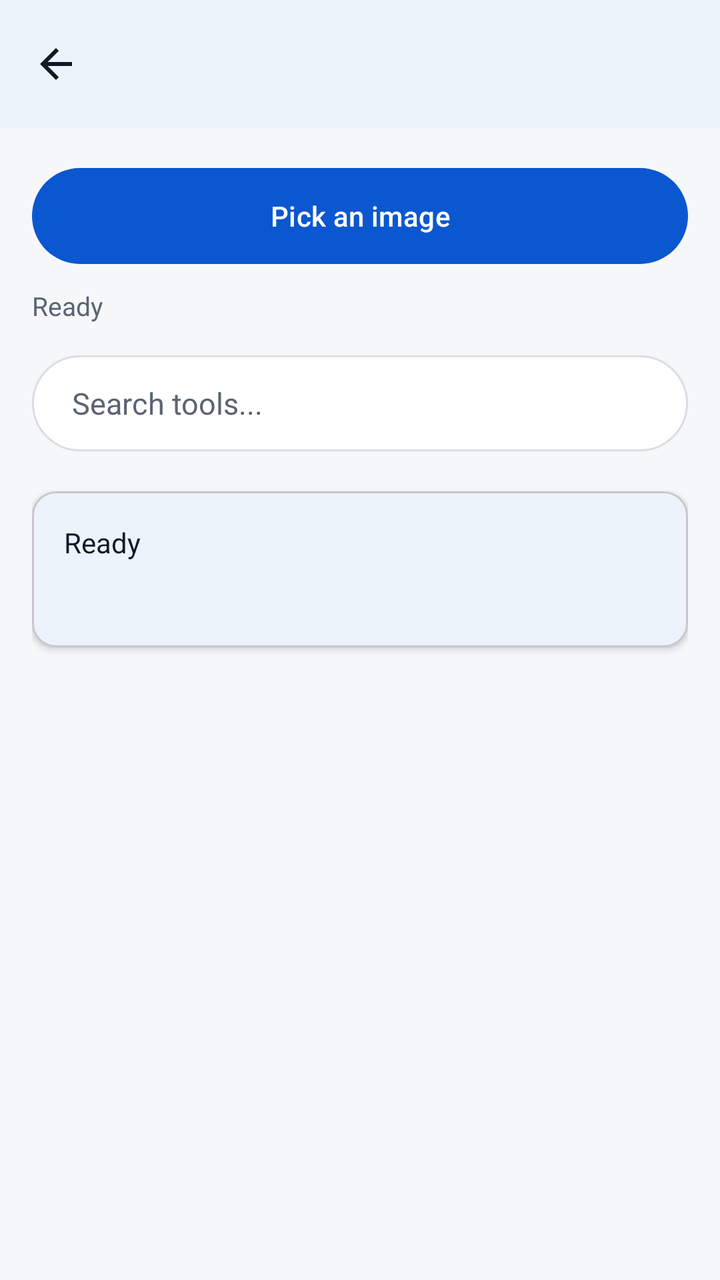
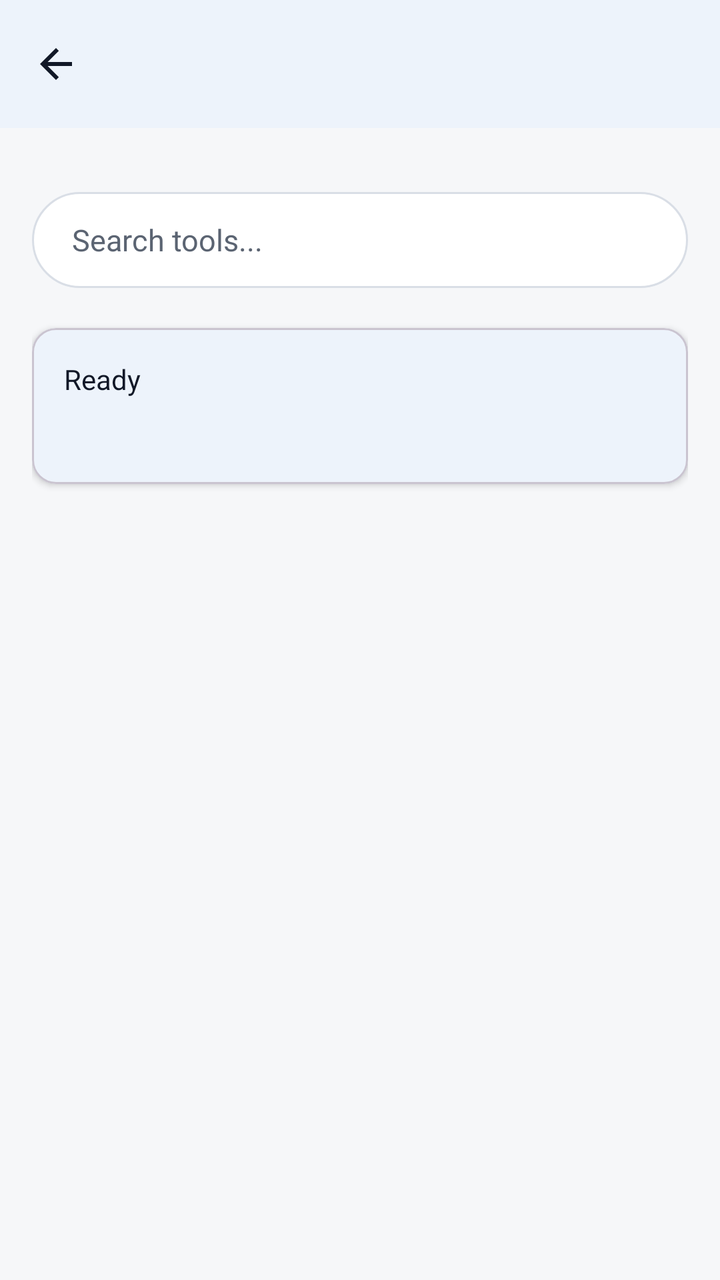

An Android layout rendered at two revisions. The XML below is the earlier revision; the diff shows what the commit changed to produce the second picture.
<!-- AndroidManifest.xml: application theme Theme.Hakunaa -->
<!-- res/layout/activity_image_compress.xml -->
<?xml version="1.0" encoding="utf-8"?>
<LinearLayout xmlns:android="http://schemas.android.com/apk/res/android"
    xmlns:app="http://schemas.android.com/apk/res-auto"
    android:layout_width="match_parent"
    android:layout_height="match_parent"
    android:background="@color/hakunaa_background"
    android:orientation="vertical">

    <com.google.android.material.appbar.MaterialToolbar
        android:id="@+id/toolbar"
        android:layout_width="match_parent"
        android:layout_height="wrap_content"
        android:background="@color/hakunaa_surface"
        android:elevation="2dp"
        android:title="Image Tools"
        android:titleTextColor="@color/hakunaa_text"
        app:navigationIcon="@drawable/ic_arrow_back" />

    <ScrollView
        android:layout_width="match_parent"
        android:layout_height="match_parent"
        android:padding="16dp">

        <LinearLayout
            android:layout_width="match_parent"
            android:layout_height="wrap_content"
            android:orientation="vertical">

            <com.google.android.material.button.MaterialButton
                android:id="@+id/btnPickImage"
                android:layout_width="match_parent"
                android:layout_height="56dp"
                android:text="@string/pick_image" />

            <TextView
                android:id="@+id/tvFile"
                android:layout_width="wrap_content"
                android:layout_height="wrap_content"
                android:layout_marginTop="8dp"
                android:text="@string/ready"
                android:textColor="@color/hakunaa_text_secondary"
                android:textSize="13sp" />

            <EditText
                android:id="@+id/etSearch"
                android:layout_width="match_parent"
                android:layout_height="48dp"
                android:layout_marginTop="16dp"
                android:background="@drawable/bg_search"
                android:hint="Search tools..."
                android:imeOptions="actionSearch"
                android:inputType="text"
                android:paddingStart="20dp"
                android:paddingEnd="20dp"
                android:textColor="@color/hakunaa_text"
                android:textColorHint="@color/hakunaa_text_secondary"
                android:textSize="15sp" />

            
            <LinearLayout
                android:id="@+id/toolsContainer"
                android:layout_width="match_parent"
                android:layout_height="wrap_content"
                android:layout_marginTop="8dp"
                android:orientation="vertical" />

            <com.google.android.material.card.MaterialCardView
                android:layout_width="match_parent"
                android:layout_height="wrap_content"
                android:layout_marginTop="12dp"
                android:layout_marginBottom="8dp"
                app:cardCornerRadius="12dp"
                app:cardElevation="2dp">

                <LinearLayout
                    android:layout_width="match_parent"
                    android:layout_height="wrap_content"
                    android:orientation="vertical"
                    android:padding="16dp">

                    <TextView
                        android:id="@+id/tvStatus"
                        android:layout_width="wrap_content"
                        android:layout_height="wrap_content"
                        android:text="@string/ready"
                        android:textColor="@color/hakunaa_text"
                        android:textSize="14sp" />

                    <TextView
                        android:id="@+id/tvResult"
                        android:layout_width="wrap_content"
                        android:layout_height="wrap_content"
                        android:layout_marginTop="8dp"
                        android:textColor="@color/hakunaa_success"
                        android:textSize="14sp" />
                </LinearLayout>
            </com.google.android.material.card.MaterialCardView>
        </LinearLayout>
    </ScrollView>
</LinearLayout>
<!-- resources referenced by this layout -->
<resources>
  <color name="hakunaa_background">#F6F7F9</color>
  <color name="hakunaa_success">#137333</color>
  <color name="hakunaa_surface">#FFFFFF</color>
  <color name="hakunaa_text">#111827</color>
  <color name="hakunaa_text_secondary">#5B6472</color>
  <!-- drawable bg_search (drawable) -->
  <?xml version="1.0" encoding="utf-8"?>
  <shape xmlns:android="http://schemas.android.com/apk/res/android"
      android:shape="rectangle">
      <solid android:color="#FFFFFF" />
      <stroke
          android:width="1dp"
          android:color="#D9DEE6" />
      <corners android:radius="24dp" />
  </shape>
  <!-- drawable ic_arrow_back (drawable) -->
  <vector xmlns:android="http://schemas.android.com/apk/res/android"
      android:width="24dp"
      android:height="24dp"
      android:viewportWidth="24"
      android:viewportHeight="24"
      android:tint="#111827">
      <path
          android:fillColor="#FF000000"
          android:pathData="M20,11H7.83l5.59,-5.59L12,4l-8,8 8,8 1.41,-1.41L7.83,13H20v-2z" />
  </vector>
  <string name="pick_image">Pick an image</string>
  <string name="ready">Ready</string>
  <style name="Theme.Hakunaa" parent="Theme.Material3.Light.NoActionBar">
          <item name="colorPrimary">@color/hakunaa_primary</item>
          <item name="colorPrimaryDark">@color/hakunaa_primary_dark</item>
          <item name="colorOnPrimary">@color/hakunaa_on_primary</item>
          <item name="android:windowBackground">@color/hakunaa_background</item>
          <item name="colorSurface">@color/hakunaa_surface</item>
          <item name="android:textColorPrimary">@color/hakunaa_text</item>
          <item name="android:textColorSecondary">@color/hakunaa_text_secondary</item>
      </style>
  <color name="hakunaa_primary">#0B57D0</color>
  <color name="hakunaa_primary_dark">#0842A0</color>
  <color name="hakunaa_on_primary">#FFFFFF</color>
</resources>

<!-- the commit's change to res/layout/activity_image_compress.xml (unified diff, before → after) -->
@@ -25,21 +25,6 @@
             android:layout_width="match_parent"
             android:layout_height="wrap_content"
             android:orientation="vertical">
-
-            <com.google.android.material.button.MaterialButton
-                android:id="@+id/btnPickImage"
-                android:layout_width="match_parent"
-                android:layout_height="56dp"
-                android:text="@string/pick_image" />
-
-            <TextView
-                android:id="@+id/tvFile"
-                android:layout_width="wrap_content"
-                android:layout_height="wrap_content"
-                android:layout_marginTop="8dp"
-                android:text="@string/ready"
-                android:textColor="@color/hakunaa_text_secondary"
-                android:textSize="13sp" />
 
             <EditText
                 android:id="@+id/etSearch"
<!-- resource entries referenced after the edit -->
@@ -26,7 +26,6 @@
           android:fillColor="#FF000000"
           android:pathData="M20,11H7.83l5.59,-5.59L12,4l-8,8 8,8 1.41,-1.41L7.83,13H20v-2z" />
   </vector>
-  <string name="pick_image">Pick an image</string>
   <string name="ready">Ready</string>
   <style name="Theme.Hakunaa" parent="Theme.Material3.Light.NoActionBar">
           <item name="colorPrimary">@color/hakunaa_primary</item>
